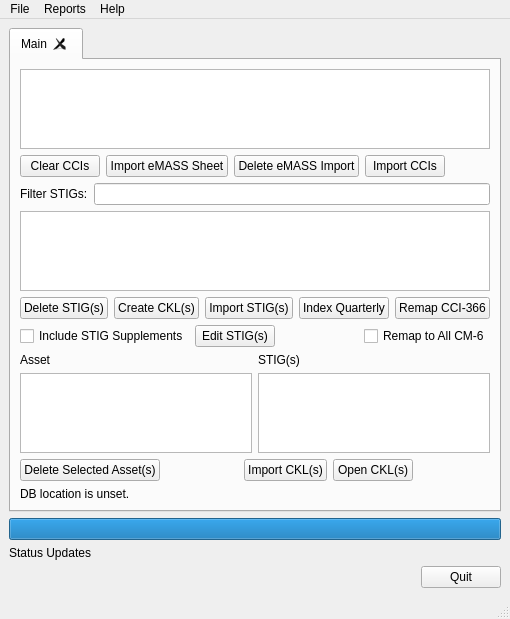
This is src/stigqter.ui in squinky86/STIGQter as Qt 5 draws it before an edit. The edited form follows.
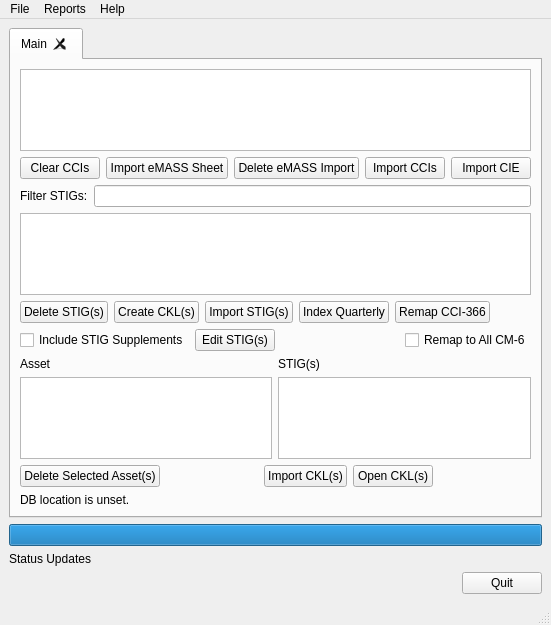
This is the edited form.

Commit message: Accept Control Info Export and import into POAM (fixes #99)

```diff
--- a/src/stigqter.ui
+++ b/src/stigqter.ui
@@ -6,8 +6,8 @@
    <rect>
     <x>0</x>
     <y>0</y>
-    <width>485</width>
-    <height>619</height>
+    <width>516</width>
+    <height>625</height>
    </rect>
   </property>
   <property name="windowTitle">
@@ -80,6 +80,16 @@
             </property>
            </widget>
           </item>
+          <item>
+           <widget class="QPushButton" name="btnImportEmassControl">
+            <property name="toolTip">
+             <string>Import eMASS Control Info Export</string>
+            </property>
+            <property name="text">
+             <string>Import CIE</string>
+            </property>
+           </widget>
+          </item>
           <item>
            <spacer name="horizontalSpacer_4">
             <property name="orientation">
@@ -416,7 +426,7 @@
     <rect>
      <x>0</x>
      <y>0</y>
-     <width>485</width>
+     <width>516</width>
      <height>21</height>
     </rect>
    </property>
```
Left out of the diff: 17 changed lines with no effect on the pictures. The commit also changes 6 other files.
